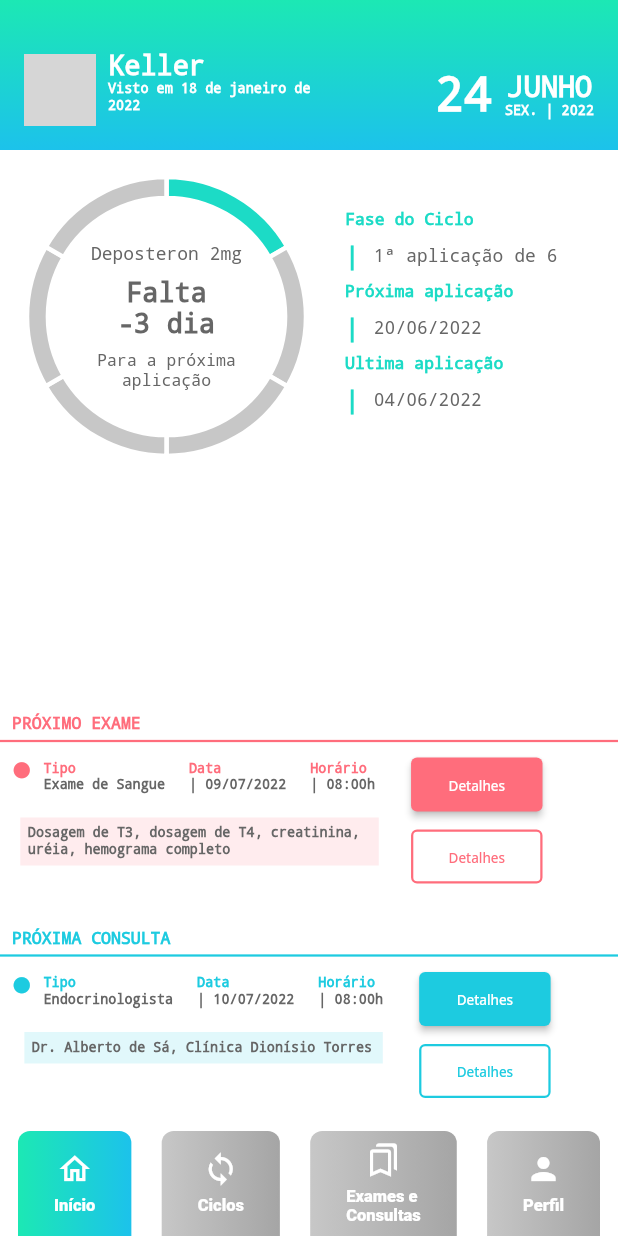
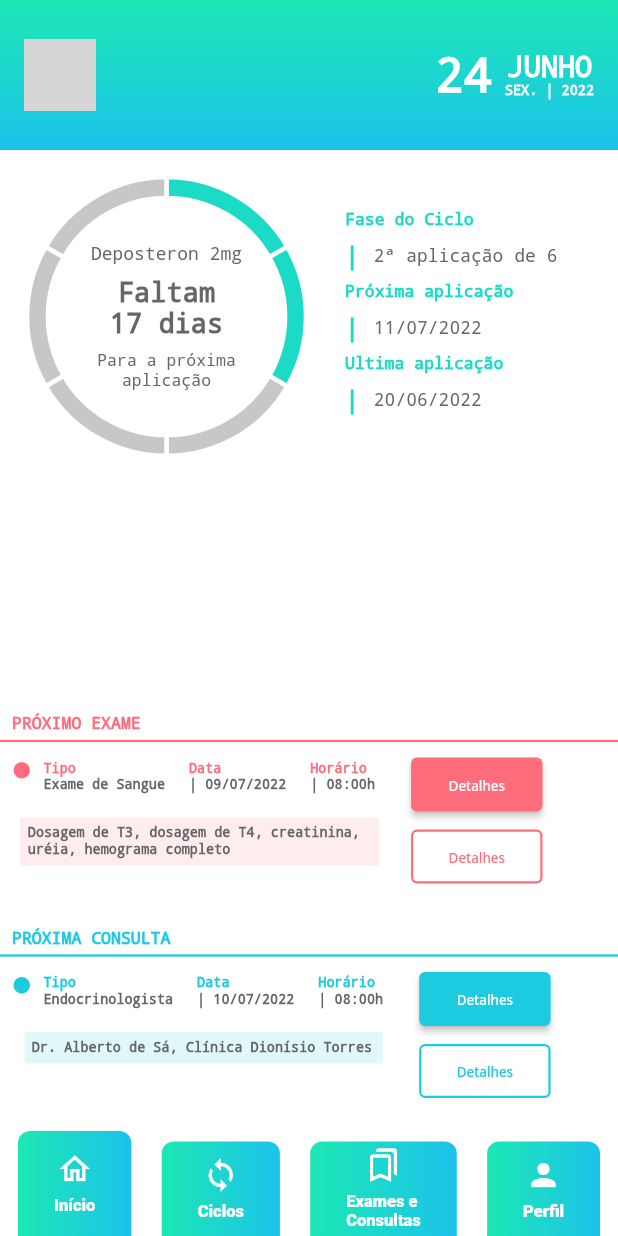
Before and after one commit to bkellym/ArielApp, a Flutter app: the Inicio screen opened by its route, on a phone screen of 412 x 824 dp. Run offline on Flutter 3.47's test engine with Material 2 defaults, Android fonts, the phone set to English and light mode, and no system bars; our stand-ins replace carousel_slider, firebase_auth, firebase_core, syncfusion_flutter_charts; accounts and stored records are empty; network calls fail; grey boxes are pictures that could not be loaded.

Commit message:
fix: Ajustes da tela inicial do aplicativo para ser dinâmica

```diff
--- a/lib/components/data_atual.dart
+++ b/lib/components/data_atual.dart
@@ -16,10 +16,9 @@ class DataAtual extends StatelessWidget {
     return Padding(
       padding: const EdgeInsets.only(
         right: 16,
-        bottom: 18,
       ),
       child: Column(
-        mainAxisAlignment: MainAxisAlignment.end,
+        mainAxisAlignment: MainAxisAlignment.center,
         crossAxisAlignment: CrossAxisAlignment.center,
         children: [
           Row(
--- a/lib/components/menus/menu_navegation.dart
+++ b/lib/components/menus/menu_navegation.dart
@@ -21,6 +21,8 @@ class MenuNavegacao extends StatefulWidget {
 class _MenuNavegacaoState extends State<MenuNavegacao> {
   @override
   Widget build(BuildContext context) {
+    final altura = SizeConfig.of(context).dynamicScaleSize(size: 70);
+
     return ClipRRect(
       child: Container(
         padding: const EdgeInsets.only(
@@ -28,34 +30,42 @@ class _MenuNavegacaoState extends State<MenuNavegacao> {
           right: 12,
         ),
         decoration: const BoxDecoration(color: Colors.white),
-        height: SizeConfig.of(context).dynamicScaleSize(size: 70),
+        height: altura,
         child: Row(
+          crossAxisAlignment: CrossAxisAlignment.end,
           mainAxisAlignment: MainAxisAlignment.spaceBetween,
           children: [
-            Container(child:
-            BotaoMenu(
+            Container(
+              height: altura * (widget.selectedIndex == 1 ? 1 : 0.9),
+              child: BotaoMenu(
                 icon: const Icon(Icons.home_outlined),
                 label: "Início",
-              disabled: widget.selectedIndex != 1,
                 onPressed: () {},
-            ),),
-            BotaoMenu(
+              ),
+            ),
+            Container(
+              height: altura * (widget.selectedIndex == 2 ? 1 : 0.9),
+              child: BotaoMenu(
                 icon: const Icon(Icons.sync_outlined),
                 label: "Ciclos",
-              disabled: widget.selectedIndex != 2,
                 onPressed: () {},
               ),
-            BotaoMenu(
+            ),
+            Container(
+              height: altura * (widget.selectedIndex == 3 ? 1 : 0.9),
+              child: BotaoMenu(
                 icon: const Icon(Icons.bookmarks_outlined),
                 label: "Exames e\nConsultas",
-              disabled: widget.selectedIndex != 3,
                 onPressed: () {},
               ),
-            BotaoMenu(
+            ),
+            Container(
+              height: altura * (widget.selectedIndex == 4 ? 1 : 0.9),
+              child: BotaoMenu(
                 icon: const Icon(Icons.person),
                 label: "Perfil",
-              disabled: widget.selectedIndex != 4,
                 onPressed: () {},
+              ),
             ),
           ],
         ),
--- a/lib/screens/inicio.dart
+++ b/lib/screens/inicio.dart
@@ -1,21 +1,22 @@
+import 'package:firebase_auth/firebase_auth.dart';
 import 'package:intl/intl.dart';
 import 'package:flutter/material.dart';
 
+import 'package:ariel_app/components/menus/menu_navegation.dart';
 import 'package:ariel_app/components/grafico_principal.dart';
 import 'package:ariel_app/components/data_atual.dart';
+import 'package:ariel_app/core/util/size_config.dart';
 import 'package:ariel_app/components/destaque.dart';
 import 'package:ariel_app/models/evento_model.dart';
 import 'package:ariel_app/components/evento.dart';
 import 'package:ariel_app/core/util/colors.dart';
 import 'package:ariel_app/core/util/texto.dart';
 
-import '../components/menus/menu_navegation.dart';
-import '../core/util/size_config.dart';
-
 class Inicio extends StatelessWidget {
   Inicio({Key? key}) : super(key: key);
 
-  final List<double> chartData = [1, 0, 0, 0, 0, 0];
+  final List<double> chartData = [1, 1, 0, 0, 0, 0];
+  final user = FirebaseAuth.instance.currentUser;
 
   @override
   Widget build(BuildContext context) {
@@ -39,11 +40,12 @@ class Inicio extends StatelessWidget {
             child: SizedBox(
               height: SizeConfig.of(context).dynamicScaleSize(size: 100),
               child: Row(
+                crossAxisAlignment: CrossAxisAlignment.center,
                 children: [
                   Padding(
-                    padding: const EdgeInsets.only(left: 16, bottom: 16),
+                    padding: const EdgeInsets.only(left: 16),
                     child: Column(
-                      mainAxisAlignment: MainAxisAlignment.end,
+                      mainAxisAlignment: MainAxisAlignment.center,
                       children: [
                         Container(
                           width: 48.0,
@@ -66,26 +68,16 @@ class Inicio extends StatelessWidget {
                     ),
                   ),
                   Padding(
-                    padding: const EdgeInsets.only(left: 8, bottom: 24),
+                    padding: const EdgeInsets.only(left: 16),
                     child: Column(
-                      mainAxisAlignment: MainAxisAlignment.end,
+                      mainAxisAlignment: MainAxisAlignment.center,
                       crossAxisAlignment: CrossAxisAlignment.start,
                       children: [
-                        const Texto(
-                          "Keller",
+                        Texto(
+                          user?.displayName ?? "",
                           size: 18,
                           color: ArielColors.baseLight,
                           fontWeight: Weight.bold,
-                        ),
-                        Container(
-                          width: MediaQuery.of(context).size.width * 0.33,
-                          child: Texto(
-                            DateFormat("'Visto em 'd' de 'MMMM' de 'y", "pt_BR")
-                                .format(DateTime.parse("2022-01-18")),
-                            size: 9,
-                            color: ArielColors.baseLight,
-                            fontWeight: Weight.bold,
-                          ),
                         ),
                       ],
                     ),
@@ -102,7 +94,7 @@ class Inicio extends StatelessWidget {
             children: [
               GraficoPrincipal(
                 hormonio: "Deposteron 2mg",
-                proxAplicacao: DateTime.parse("2022-06-20"),
+                proxAplicacao: DateTime.parse("2022-07-11"),
                 chartData: chartData,
               ),
               Padding(
@@ -112,17 +104,17 @@ class Inicio extends StatelessWidget {
                   children: [
                     const Destaque(
                       titulo: "Fase do Ciclo",
-                      valor: "1ª aplicação de 6",
+                      valor: "2ª aplicação de 6",
                     ),
                     Destaque(
                       titulo: "Próxima aplicação",
                       valor: DateFormat("dd/MM/y", "pt_BR")
-                          .format(DateTime.parse("2022-06-20")),
+                          .format(DateTime.parse("2022-07-11")),
                     ),
                     Destaque(
                       titulo: "Ultima aplicação",
                       valor: DateFormat("dd/MM/y", "pt_BR")
-                          .format(DateTime.parse("2022-06-04")),
+                          .format(DateTime.parse("2022-06-20")),
                     ),
                   ],
                 ),
```
Lines whose indentation alone changed are shown as unchanged.
